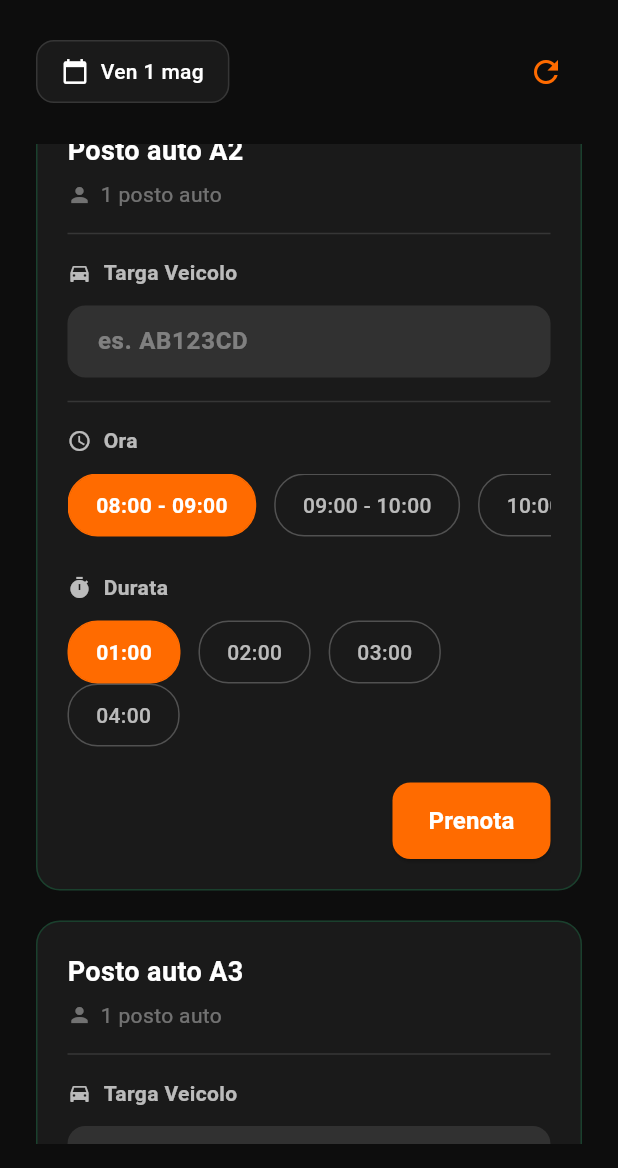
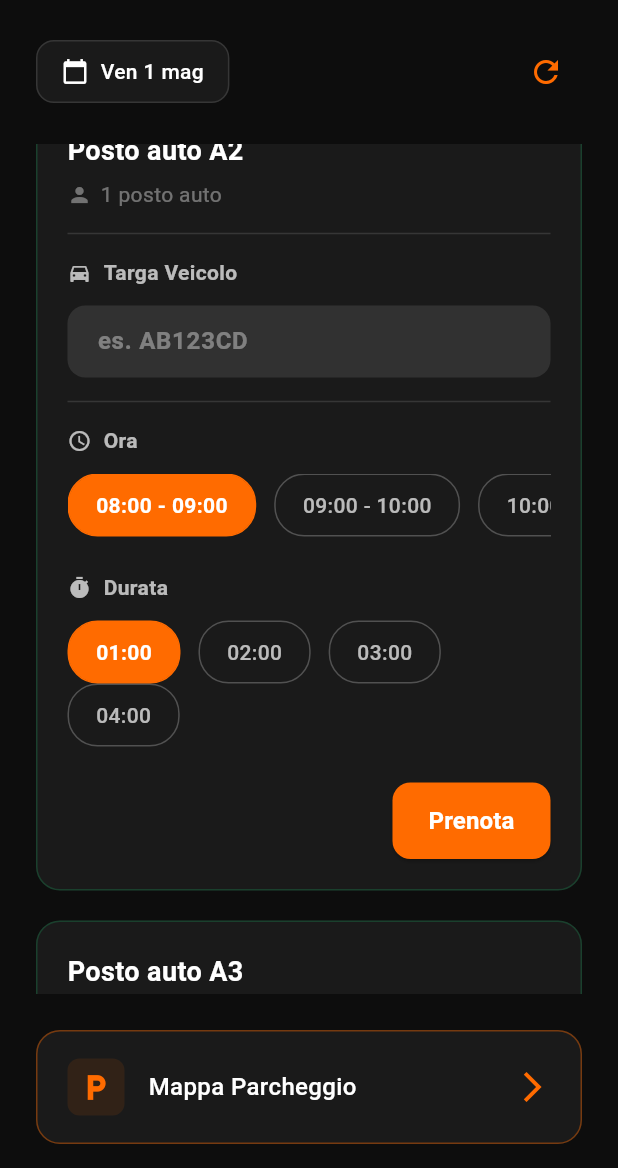
Before and after one commit to babaBueoo/TPSIT, a Flutter app: the PrenotazioniPage screen opened directly, scrolled down 576 dp, on a phone screen of 412 x 824 dp, the part 68-1236 px from its top. Run offline on Flutter 3.47's test engine with Material 3 defaults, Android fonts, the phone set to English and light mode, and no system bars; our stand-ins replace internet_connection_checker_plus, sqflite; missing offline and left inert: bcrypt; accounts and stored records are empty; network calls fail.

Commit message:
Update prenotazioni.dart
aggiunta mappa parcheggio

```diff
--- a/babaxpark/lib/prenotazioni.dart
+++ b/babaxpark/lib/prenotazioni.dart
@@ -1,6 +1,7 @@
 // ignore_for_file: prefer_const_constructors, prefer_const_literals_to_create_immutables
 
 import 'package:flutter/material.dart';
+import 'widgets/parking_map.dart';
 import 'repositories/parking_repository.dart';
 import 'models/prenotazione.dart';
 import 'services/sessione_utente.dart';
@@ -19,6 +20,7 @@ class PrenotazioniPageState extends State<PrenotazioniPage> {
   List<Prenotazione> prenotazioni = [];
   bool caricando = false;
   bool serverOffline = false;
+  bool isMappaExpanded = false;
   DateTime selectedDate = DateTime.now();
 
   @override
@@ -223,6 +225,81 @@ class PrenotazioniPageState extends State<PrenotazioniPage> {
                         },
                       ),
               ),
+
+              // Mappa del parcheggio
+              SizedBox(height: 24),
+              InkWell(
+                onTap: () {
+                  setState(() {
+                    isMappaExpanded = !isMappaExpanded;
+                  });
+                },
+                borderRadius: BorderRadius.circular(16),
+                child: Container(
+                  width: double.infinity,
+                  padding: EdgeInsets.symmetric(horizontal: 20, vertical: 18),
+                  decoration: BoxDecoration(
+                    color: Color(0xFF1A1A1A),
+                    borderRadius: BorderRadius.circular(16),
+                    border: Border.all(
+                      color: PrenotazioniPage.orange.withValues(alpha: 0.4),
+                    ),
+                  ),
+                  child: Row(
+                    children: [
+                      Container(
+                        padding: EdgeInsets.all(8),
+                        decoration: BoxDecoration(
+                          color: PrenotazioniPage.orange.withValues(alpha: 0.10),
+                          borderRadius: BorderRadius.circular(8),
+                        ),
+                        child: Icon(
+                          Icons.local_parking,
+                          color: PrenotazioniPage.orange,
+                          size: 22,
+                        ),
+                      ),
+                      SizedBox(width: 16),
+                      Expanded(
+                        child: Text(
+                          "Mappa Parcheggio",
+                          style: TextStyle(
+                            color: Colors.white,
+                            fontSize: 16,
+                            fontWeight: FontWeight.w500,
+                          ),
+                        ),
+                      ),
+                      Icon(
+                        isMappaExpanded
+                            ? Icons.keyboard_arrow_down
+                            : Icons.arrow_forward_ios,
+                        color: PrenotazioniPage.orange,
+                      ),
+                    ],
+                  ),
+                ),
+              ),
+              if (isMappaExpanded)
+                Container(
+                  width: double.infinity,
+                  margin: EdgeInsets.only(top: 12),
+                  padding: EdgeInsets.all(20),
+                  decoration: BoxDecoration(
+                    color: Color(0xFF1A1A1A),
+                    borderRadius: BorderRadius.circular(16),
+                    border: Border.all(
+                      color: PrenotazioniPage.orange.withValues(alpha: 0.4),
+                    ),
+                  ),
+                  child: SizedBox(
+                    height: 200,
+                    width: double.infinity,
+                    child: CustomPaint(
+                      painter: ParkingMapPainter(),
+                    ),
+                  ),
+                ),
             ],
           ),
         ),
```
